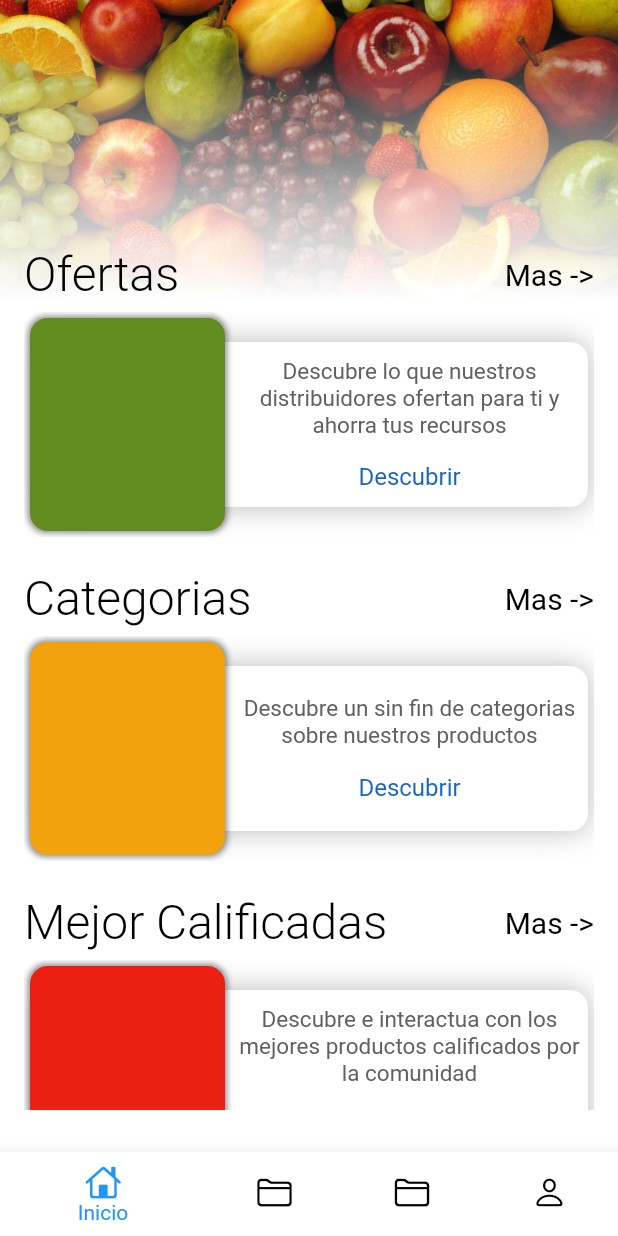
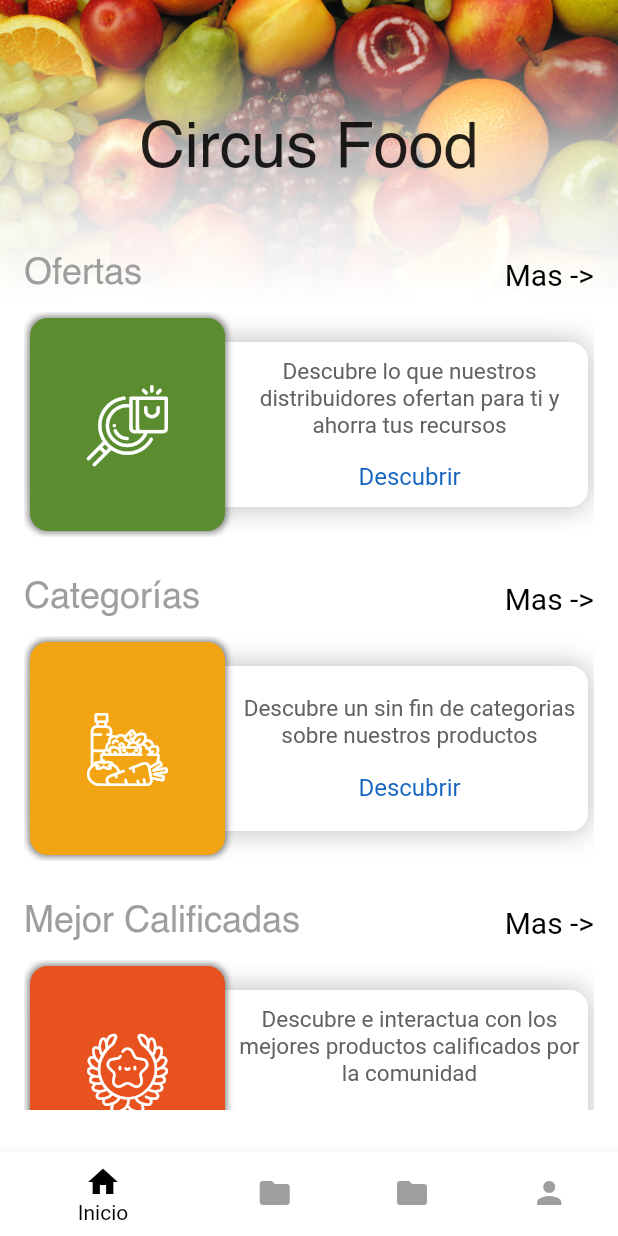
Before and after one commit to aurora-soft/aurora-fruts, a Flutter app: the screen it shows after launch, on a phone screen of 412 x 824 dp. Run offline on Flutter 3.47's test engine with Material 2 defaults, Android fonts, the phone set to English and light mode, and no system bars.

Commit message:
add fonts and icons cardsection

```diff
--- a/lib/data/constants.dart
+++ b/lib/data/constants.dart
@@ -1,17 +1,22 @@
 import 'package:flutter/cupertino.dart';
+import 'package:flutter/material.dart';
 import 'package:flutter/widgets.dart';
 
 Map<String, String> colors = {
-  'primary': '#618C20',
-  'neutral': '#CDE855',
-  'secundary': '#F2A20C',
-  'tertiary': '#EB1F12'
+  'primary': '#5B8C30',
+  'neutral': '#D2D831',
+  'secundary': '#F2A412',
+  'tertiary': '#E8521E'
 };
 const List<IconData> iconsNavigationBar = [
-  CupertinoIcons.home,
-  CupertinoIcons.folder,
-  CupertinoIcons.folder,
-  CupertinoIcons.person
+  //CupertinoIcons.home,
+  //CupertinoIcons.folder,
+  //CupertinoIcons.folder,
+  //CupertinoIcons.person
+  Icons.home,
+  Icons.folder,
+  Icons.folder,
+  Icons.person
 ];
 
 const List<String> textNavigationBar = [
@@ -22,7 +27,7 @@ const List<String> textNavigationBar = [
 ];
 const List<String> cardsSectionTitles = [
   'Ofertas',
-  'Categorias',
+  'Categorías',
   'Mejor Calificadas',
   'Novedades',
 ];
@@ -39,3 +44,10 @@ List<String> informationCardsSection = [
   'Descubre e interactua con los mejores productos calificados por la comunidad',
   'Descubre un nuevo mundo de sabores con nuestras novedades'
 ];
+
+List<IconData> iconCardSection = [
+  IconData(0xe903, fontFamily: 'SectionIcons'),
+  IconData(0xe901, fontFamily: 'SectionIcons'),
+  IconData(0xe900, fontFamily: 'SectionIcons'),
+  IconData(0xe902, fontFamily: 'SectionIcons'),
+];
--- a/lib/main.dart
+++ b/lib/main.dart
@@ -4,7 +4,7 @@ import 'package:flutter/services.dart';
 
 void main() {
   SystemChrome.setSystemUIOverlayStyle(SystemUiOverlayStyle(
-    statusBarColor: Colors.white.withOpacity(0.5),
+    statusBarColor: Colors.white.withOpacity(0.0),
     statusBarIconBrightness: Brightness.dark
   ));
   SystemChrome.setPreferredOrientations([
@@ -25,12 +25,18 @@ class MyApp extends StatelessWidget {
           title: TextStyle(
             fontWeight: FontWeight.w300,
             color: Colors.black,
-            fontSize: 32.0
+            fontSize: 32.0,
           ),
           button: TextStyle(
             fontWeight: FontWeight.w400,
             color: Colors.black,
             fontSize: 20.0
+          ),
+          overline: TextStyle(
+            fontFamily: 'Helvetica',
+            letterSpacing: 0.0,
+            color: Colors.grey[500],
+            fontSize: 24.0
           )
         ),
         primarySwatch: Colors.blue,
--- a/lib/ui/pages/home/home.dart
+++ b/lib/ui/pages/home/home.dart
@@ -43,8 +43,12 @@ class _HomeState extends State<Home> {
             Colors.transparent,
             Colors.white.withOpacity(0.3),
             Colors.white.withOpacity(0.7),
+            Colors.white.withOpacity(0.9),
             Colors.white
           ], begin: Alignment.topCenter, end: Alignment.bottomCenter)),
+          child: Center(child: Text('Circus Food',style: TextStyle(
+            fontFamily: 'Helvetica',fontSize: 42.0,
+          ),),),
         )
       ],
     );
@@ -75,10 +79,10 @@ class _HomeState extends State<Home> {
             child: BottomNavigationBar(
                 onTap: (picker) => _changePicker(picker),
                 currentIndex: _picker,
-                selectedItemColor: Colors.blue,
-                selectedLabelStyle: TextStyle(color: Colors.blue),
-                unselectedItemColor: Colors.black,
-                unselectedLabelStyle: TextStyle(color: Colors.black),
+                selectedItemColor: Colors.black,
+                selectedLabelStyle: TextStyle(color: Colors.black,fontSize: 14.0),
+                unselectedItemColor: Colors.grey[500],
+                unselectedLabelStyle: TextStyle(color: Colors.grey[600]),
                 items: [
                   for (int i = 0; i < constant.iconsNavigationBar.length; i++)
                     BottomNavigationBarItem(
@@ -110,9 +114,11 @@ class HomeContent extends StatelessWidget {
                     flex: 0.5,
                     color: constant.colorsListCards[i % 3],
                     description: constant.informationCardsSection[i],
+                    icon: constant.iconCardSection[i],
                   )
                 else
                   CardSection(
+                    icon: constant.iconCardSection[i],
                     title: constant.cardsSectionTitles[i],
                     color: constant.colorsListCards[i % 3],
                     description: constant.informationCardsSection[i],
--- a/lib/ui/pages/home/widgets/cards.dart
+++ b/lib/ui/pages/home/widgets/cards.dart
@@ -1,13 +1,13 @@
 import 'package:flutter/material.dart';
 import 'package:aurora_fruts/utils/config.dart' as config;
-import 'package:aurora_fruts/data/constants.dart' as constant;
 
 class CardSection extends StatefulWidget {
   final String description;
   final String title;
   final double flex;
   final String color;
-  CardSection({this.title, this.flex = 0.0, this.color, this.description});
+  final IconData icon;
+  CardSection({this.title, this.flex = 0.0, this.color, this.description,this.icon});
 
   @override
   _CardSectionState createState() => _CardSectionState();
@@ -39,7 +39,7 @@ class _CardSectionState extends State<CardSection> {
               mainAxisAlignment: MainAxisAlignment.spaceBetween,
               children: <Widget>[
                 Text('${widget.title}',
-                    style: Theme.of(context).textTheme.title),
+                    style: Theme.of(context).textTheme.overline),
                 InkWell(
                     onTap: _activateScroll,
                     child: Text('Mas ->',
@@ -60,6 +60,7 @@ class _CardSectionState extends State<CardSection> {
                     description: widget.description,
                     color: widget.color,
                     isScrolling: isScrolling,
+                    icon: widget.icon,
                   ),
                   for (int i = 0; i < 5; i++)
                     CardElement(
@@ -89,7 +90,8 @@ class CardInformation extends StatefulWidget {
   bool isScrolling;
   final String color;
   final String description;
-  CardInformation({this.color, this.description, this.isScrolling});
+  final IconData icon;
+  CardInformation({this.color, this.description, this.isScrolling, this.icon});
   @override
   _CardInformationState createState() => _CardInformationState();
 }
@@ -105,6 +107,9 @@ class _CardInformationState extends State<CardInformation> {
           boxShadow: [
             BoxShadow(color: Colors.black45, blurRadius: 3.0, spreadRadius: 1.0)
           ]),
+      child: Center(
+        child: Icon(widget.icon,size: 54.0,color: Colors.white,),
+      ),
     );
   }
 
@@ -180,7 +185,7 @@ class CardElement extends StatelessWidget {
       height: 150.0,
       width: 120 * (1 + flex),
       decoration: BoxDecoration(
-          color: config.convertColor(color).withOpacity(0.7),
+          color: config.convertColor(color).withOpacity(0.5),
           borderRadius: BorderRadius.circular(12.0)),
     );
   }
```
Also changed, not shown: pubspec.yaml (+7 -7 lines), assets/fonts/Helvetica.ttf (added), assets/fonts/section_menu.ttf (added).
